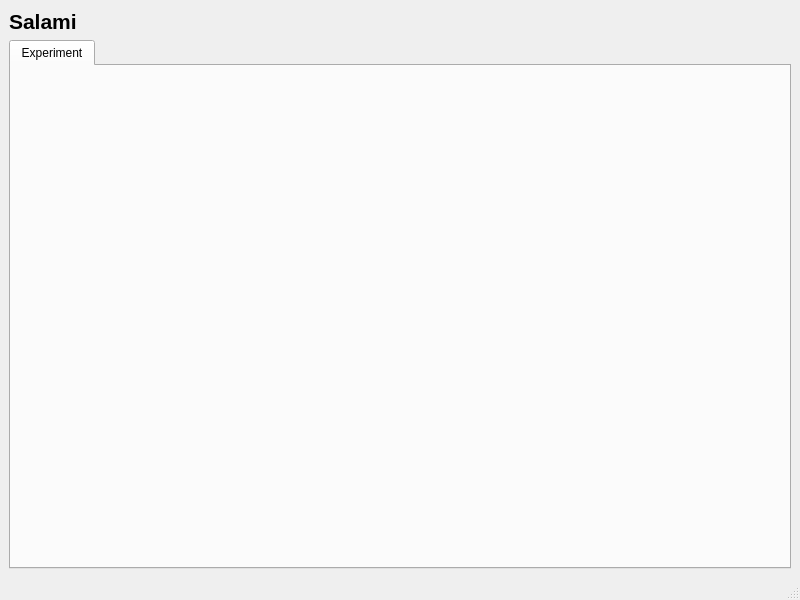
Before: the Qt Designer form fibsem/applications/salami/ui/qtdesigner_files/SalamiUI.ui in Rohit-Kannachel/fibsem-os-NYSBC, drawn with Qt 5.
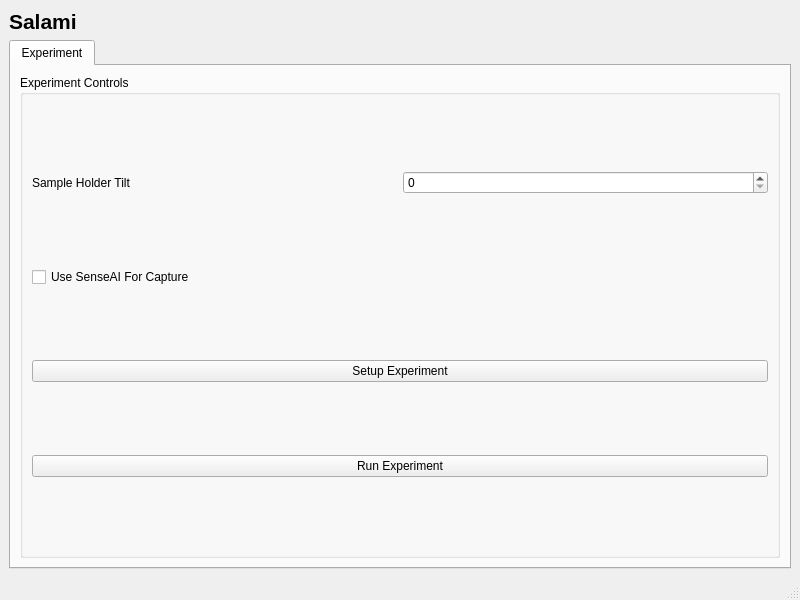
After: the same form once the commit is applied.

Diff of the .ui file:
```diff
--- a/fibsem/applications/salami/ui/qtdesigner_files/SalamiUI.ui
+++ b/fibsem/applications/salami/ui/qtdesigner_files/SalamiUI.ui
@@ -41,6 +41,48 @@
        <attribute name="title">
         <string>Experiment</string>
        </attribute>
+       <layout class="QGridLayout" name="gridLayout_2">
+        <item row="0" column="1">
+         <widget class="QGroupBox" name="groupBox_ExperimentControls">
+          <property name="title">
+           <string>Experiment Controls</string>
+          </property>
+          <layout class="QGridLayout" name="gridLayout_3">
+           <item row="0" column="1">
+            <widget class="QSpinBox" name="spinBox_SampleHolderTilt"/>
+           </item>
+           <item row="0" column="0">
+            <widget class="QLabel" name="label">
+             <property name="text">
+              <string>Sample Holder Tilt</string>
+             </property>
+            </widget>
+           </item>
+           <item row="1" column="0" colspan="2">
+            <widget class="QCheckBox" name="checkBox_UseSenseAI">
+             <property name="text">
+              <string>Use SenseAI For Capture</string>
+             </property>
+            </widget>
+           </item>
+           <item row="2" column="0" colspan="2">
+            <widget class="QPushButton" name="pushButton_RunSetup">
+             <property name="text">
+              <string>Setup Experiment</string>
+             </property>
+            </widget>
+           </item>
+           <item row="3" column="0" colspan="2">
+            <widget class="QPushButton" name="pushButton_RunExperiment">
+             <property name="text">
+              <string>Run Experiment</string>
+             </property>
+            </widget>
+           </item>
+          </layout>
+         </widget>
+        </item>
+       </layout>
       </widget>
      </widget>
     </item>
```
